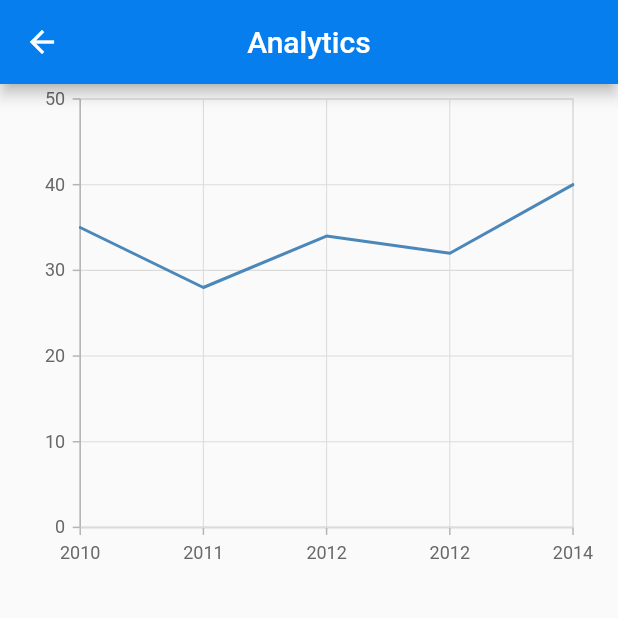
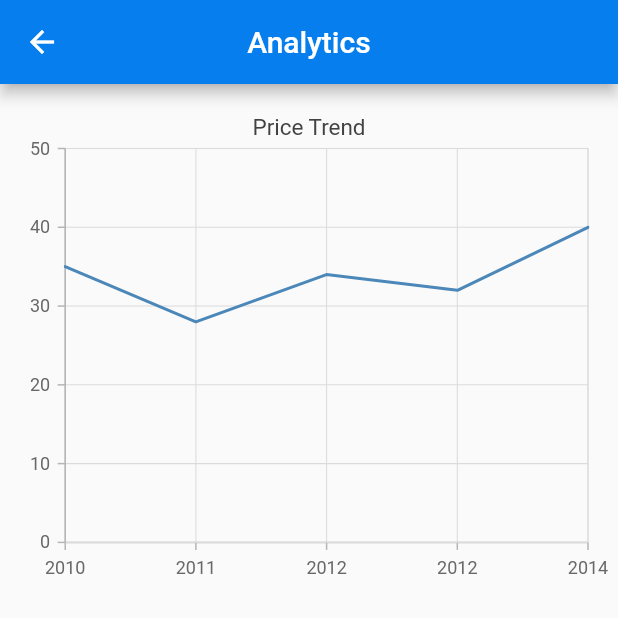
Before and after one commit to COS301-SE-2021/Silicon-Scraper, a Flutter app: the AnalyticsView screen opened directly, on a phone screen of 412 x 824 dp, the top half of it. Run offline on Flutter 3.47's test engine with Material 2 defaults, Android fonts, the phone set to English and light mode, and no system bars; our stand-ins replace firebase_core, firebase_messaging, flutter_local_notifications, shared_preferences, sliding_up_panel, syncfusion_flutter_charts; accounts and stored records are empty; statements that could not run were skipped.

Commit message:
feat: added tooltip to chart

```diff
--- a/frontend/lib/views/widgets/line_chart_widget.dart
+++ b/frontend/lib/views/widgets/line_chart_widget.dart
@@ -14,15 +14,18 @@ class LineChart extends StatelessWidget {
     return
       Container(
         height:MediaQuery.of(context).size.height/2.5 ,
-        margin:EdgeInsets.only(left:20,right:20),
           child: SfCartesianChart(
+              tooltipBehavior:TooltipBehavior(enable: true),
+            title: ChartTitle(text: "Price Trend"),
+              margin:EdgeInsets.only(left:20,right:20,top:20),
               primaryXAxis: DateTimeAxis(),
               series: <ChartSeries>[
                 // Renders line chart
                 LineSeries<SalesData, DateTime>(
                     dataSource: chartData,
                     xValueMapper: (SalesData sales, _) => sales.year,
-                    yValueMapper: (SalesData sales, _) => sales.sales
+                    yValueMapper: (SalesData sales, _) => sales.sales,
+                  enableTooltip: true,
                 )
               ]
           )
```
